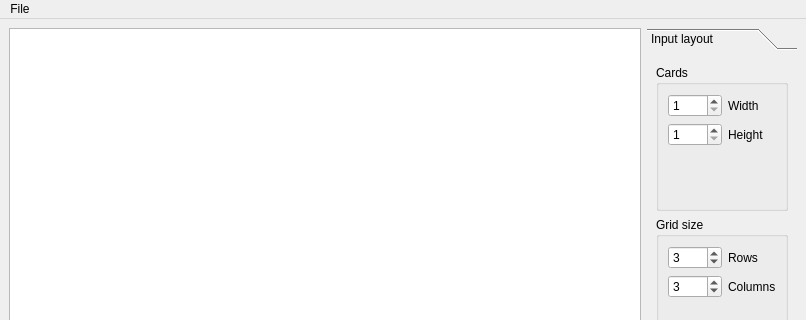
Old version of the form ui/main.ui in the repository court-jus/yack; both pictures show x 0 to 806 and y 0 to 320 of the 806 by 736 pixel window.
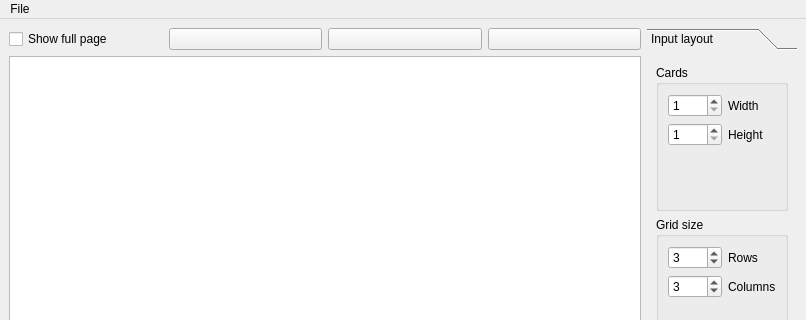
New version of the form. Icons and pictures are not drawn.

Commit message:
Zoom and rotate graphics view
WIP : on switching from fullpage to one card view

```diff
--- a/ui/main.ui
+++ b/ui/main.ui
@@ -14,8 +14,54 @@
    <string>YACK</string>
   </property>
   <widget class="QWidget" name="centralwidget">
+   <layout class="QHBoxLayout" name="horizontalLayout_2">
+    <item>
+     <layout class="QVBoxLayout" name="verticalLayout_2">
+      <item>
    <layout class="QHBoxLayout" name="horizontalLayout">
     <item>
+         <widget class="QCheckBox" name="showFullPageCB">
+          <property name="text">
+           <string>Show full page</string>
+          </property>
+         </widget>
+        </item>
+        <item>
+         <widget class="QPushButton" name="rotateButton">
+          <property name="text">
+           <string/>
+          </property>
+          <property name="icon">
+           <iconset>
+            <normaloff>icons/rotate.png</normaloff>icons/rotate.png</iconset>
+          </property>
+         </widget>
+        </item>
+        <item>
+         <widget class="QPushButton" name="zoomOutButton">
+          <property name="text">
+           <string/>
+          </property>
+          <property name="icon">
+           <iconset>
+            <normaloff>icons/zoomout.png</normaloff>icons/zoomout.png</iconset>
+          </property>
+         </widget>
+        </item>
+        <item>
+         <widget class="QPushButton" name="zoomInButton">
+          <property name="text">
+           <string/>
+          </property>
+          <property name="icon">
+           <iconset>
+            <normaloff>icons/zoomin.png</normaloff>icons/zoomin.png</iconset>
+          </property>
+         </widget>
+        </item>
+       </layout>
+      </item>
+      <item>
      <widget class="QGraphicsView" name="graphicsView">
       <property name="sizePolicy">
        <sizepolicy hsizetype="Minimum" vsizetype="Expanding">
@@ -25,6 +71,8 @@
       </property>
      </widget>
     </item>
+     </layout>
+    </item>
     <item>
      <widget class="QToolBox" name="toolBox">
       <property name="sizePolicy">
```
Left out of the diff: 11 changed lines with no effect on the pictures. Lines whose indentation alone changed are shown as unchanged. The commit also changes 8 other files.
